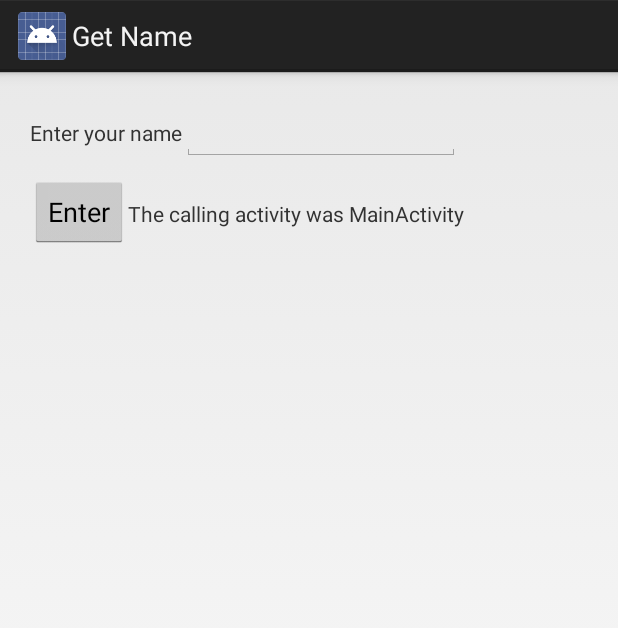
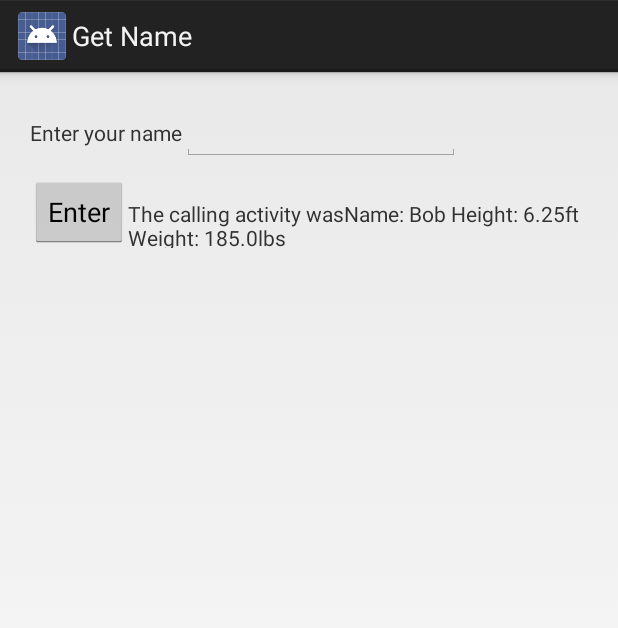
Before and after one commit to MNguyen1130/MessingAround, an Android app: the screen it shows after launch (SecondScreen), after a tap on "Go Get It", on a phone screen of 412 x 824 dp. Shown: the top 628 px of the screen. Run offline under Robolectric (Android 15) with nearby library versions, the phone set to English and light mode, and no system bars.

Commit message:
Passing Objects
Finished short tutorial on passing objects through activities

```diff
--- /dev/null
+++ b/app/src/main/java/com/mnguyen1130/messingaround/Human.java
@@ -0,0 +1,39 @@
+package com.mnguyen1130.messingaround;
+
+import java.io.Serializable;
+
+public class Human implements Serializable {
+
+    private double height, weight;
+    private String name = "";
+
+    public Human(double height, double weight, String name) {
+        this.height = height;
+        this.weight = weight;
+        this.name = name;
+    }
+
+    public double getHeight() {
+        return height;
+    }
+
+    public void setHeight(double height) {
+        this.height = height;
+    }
+
+    public double getWeight() {
+        return weight;
+    }
+
+    public void setWeight(double weight) {
+        this.weight = weight;
+    }
+
+    public String getName() {
+        return name;
+    }
+
+    public void setName(String name) {
+        this.name = name;
+    }
+}
--- a/app/src/main/java/com/mnguyen1130/messingaround/MainActivity.java
+++ b/app/src/main/java/com/mnguyen1130/messingaround/MainActivity.java
@@ -73,12 +73,21 @@ public class MainActivity extends Activity {
 
     public void onGetNameClick(View view) {
 
-        Intent getNameScreenIntent = new Intent(this, SecondScreen.class);
+       // Intent getNameScreenIntent = new Intent(this, SecondScreen.class);
 
         final int result = 1;
 
-        getNameScreenIntent.putExtra("callingActivity", "MainActivity");
-        startActivityForResult(getNameScreenIntent, result);
+        Human bob = new Human(6.25, 185, "Bob");
+
+        Intent sendBob = new Intent(this, SecondScreen.class);
+
+        //getNameScreenIntent.putExtra("callingActivity", "MainActivity");
+
+        sendBob.putExtra("humanBob", bob);
+
+        startActivityForResult(sendBob, result);
+
+        //startActivityForResult(getNameScreenIntent, result);
 
     }
 
--- a/app/src/main/java/com/mnguyen1130/messingaround/SecondScreen.java
+++ b/app/src/main/java/com/mnguyen1130/messingaround/SecondScreen.java
@@ -16,11 +16,15 @@ public class SecondScreen extends Activity {
 
         Intent activityThatCalled = getIntent();
 
-        String previousActivity = activityThatCalled.getExtras().getString("callingActivity");
+        //String previousActivity = activityThatCalled.getExtras().getString("callingActivity");
+
+        Human bob = (Human) activityThatCalled.getSerializableExtra("humanBob");
 
         TextView callingActivityMessage = (TextView) findViewById(R.id.calling_activity_info_text_view);
 
-        callingActivityMessage.append(" " + previousActivity);
+        //callingActivityMessage.append(" " + previousActivity);
+
+        callingActivityMessage.append("Name: " + bob.getName() + " Height: " + bob.getHeight() + "ft Weight: " + bob.getWeight() + "lbs");
     }
 
     public void onSendUsersName(View view) {
```
